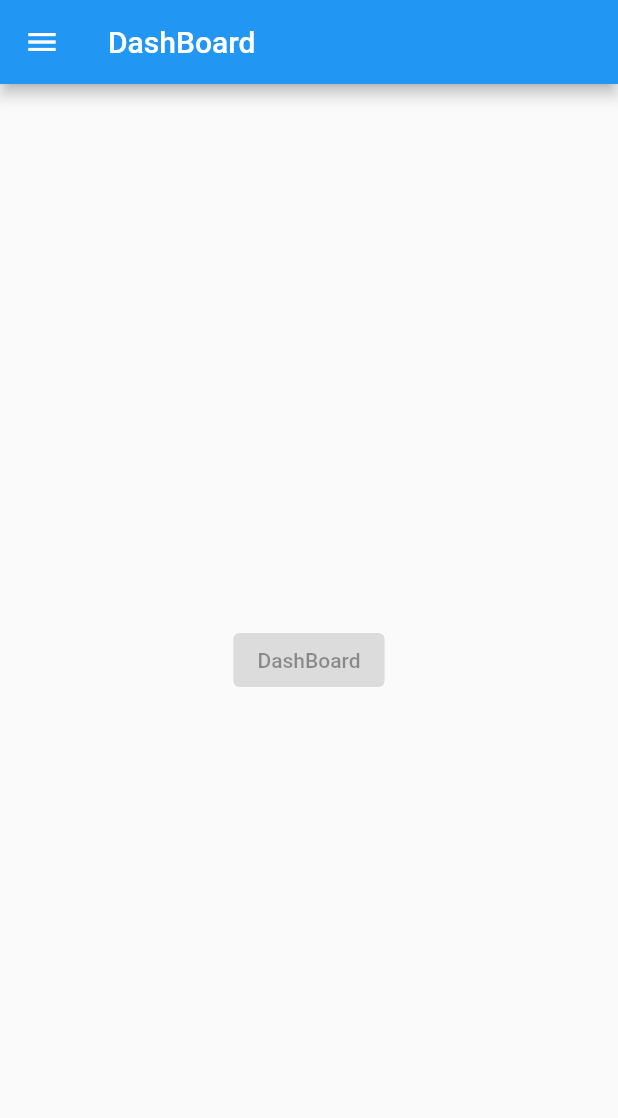
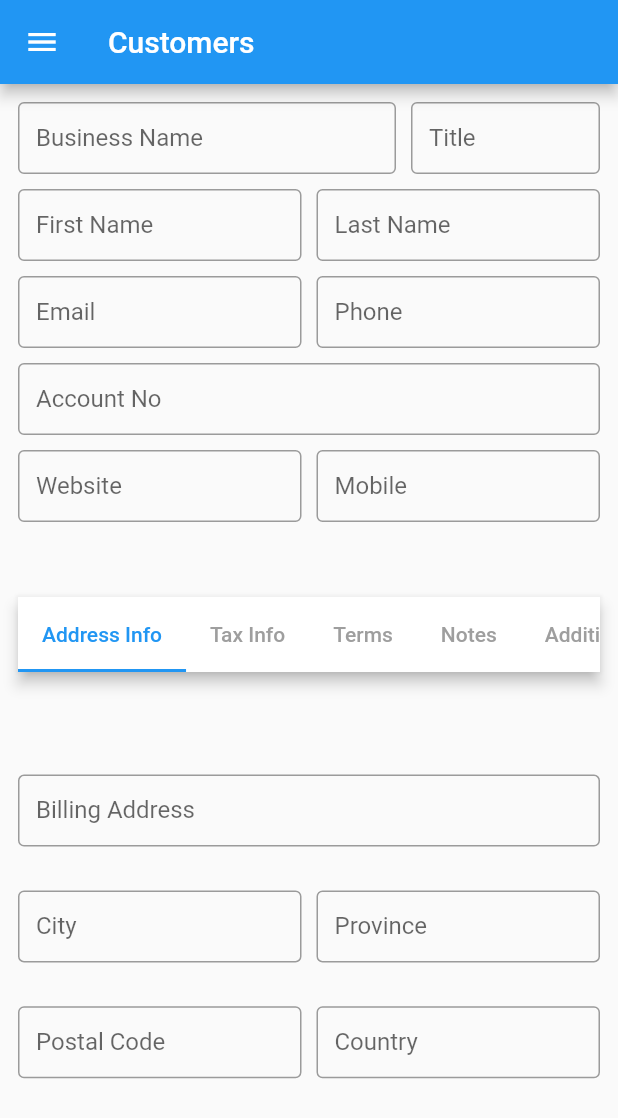
Before and after one commit to Ali-10011/fast-accounts-mobile-app, a Flutter app: the screen it shows after launch, on a phone screen of 412 x 824 dp. Shown: the top 1118 px of the screen. Run offline on Flutter 3.47's test engine with Material 2 defaults, Android fonts, the phone set to English and light mode, and no system bars.

Commit message:
Add customer Form and Tab Bar View structure

```diff
--- a/fast_accounts/lib/main.dart
+++ b/fast_accounts/lib/main.dart
@@ -1,4 +1,4 @@
-import 'package:fast_accounts/views/dashboard.dart';
+import 'package:fast_accounts/views/Sales/customers.dart';
 import 'package:flutter/material.dart';
 
 void main() {
@@ -14,7 +14,7 @@ class MyApp extends StatelessWidget {
       title: 'FastAccounts',
       theme: ThemeData.light(),
       debugShowCheckedModeBanner: false,
-      home: const DashBoard(),
+      home: const Customers(),
     );
   }
 }
--- /dev/null
+++ b/fast_accounts/lib/views/Sales/customers.dart
@@ -0,0 +1,399 @@
+// ignore_for_file: avoid_unnecessary_containers
+
+import 'package:fast_accounts/widgets/navigation_drawer.dart';
+import 'package:flutter/material.dart';
+
+class Customers extends StatefulWidget {
+  const Customers({super.key});
+
+  @override
+  State<Customers> createState() => _CustomersState();
+}
+
+class _CustomersState extends State<Customers> {
+  final TextEditingController _businessNameController = TextEditingController();
+  final TextEditingController _titleController = TextEditingController();
+  final TextEditingController _firstNameController = TextEditingController();
+  final TextEditingController _lastNameController = TextEditingController();
+
+  final TextEditingController _emailController = TextEditingController();
+  final TextEditingController _mobileController = TextEditingController();
+  final TextEditingController _phoneController = TextEditingController();
+  final TextEditingController _accountNoController = TextEditingController();
+  final TextEditingController _websiteController = TextEditingController();
+
+  //Billing Address
+  final TextEditingController _billingAddressController =
+      TextEditingController();
+  final TextEditingController _cityController = TextEditingController();
+  final TextEditingController _provinceController = TextEditingController();
+  final TextEditingController _postalCodeController = TextEditingController();
+  final TextEditingController _countryController = TextEditingController();
+
+  final formKey = GlobalKey<FormState>();
+
+  @override
+  Widget build(BuildContext context) {
+    return DefaultTabController(
+      length: 5,
+      child: Scaffold(
+        appBar: AppBar(title: const Text("Customers")),
+        drawer: const NavigationDrawerWidget(),
+        body: Padding(
+            padding: const EdgeInsets.all(12.0),
+            child: Form(
+              key: formKey,
+              child: ListView(
+                children: [
+                  Row(
+                    children: [
+                      Expanded(
+                        flex: 2,
+                        child: TextFormField(
+                          controller: _businessNameController,
+                          // initialValue: widget.contactModel.name,
+
+                          decoration: const InputDecoration(
+                            contentPadding:
+                                EdgeInsets.symmetric(horizontal: 12),
+                            border: OutlineInputBorder(),
+                            hintText: "Business Name",
+                            labelText: "Business Name",
+                          ),
+                        ),
+                      ),
+                      const SizedBox(width: 10),
+                      Expanded(
+                        flex: 1,
+                        child: TextFormField(
+                          controller: _titleController,
+                          // initialValue: widget.contactModel.name,
+
+                          decoration: const InputDecoration(
+                            contentPadding:
+                                EdgeInsets.symmetric(horizontal: 12),
+                            border: OutlineInputBorder(),
+                            hintText: "Title",
+                            labelText: "Title",
+                          ),
+                        ),
+                      )
+                    ],
+                  ),
+                  const SizedBox(
+                    height: 10,
+                  ),
+                  Row(
+                    children: [
+                      Expanded(
+                        flex: 1,
+                        child: TextFormField(
+                          controller: _firstNameController,
+                          // initialValue: widget.contactModel.name,
+
+                          decoration: const InputDecoration(
+                            contentPadding:
+                                EdgeInsets.symmetric(horizontal: 12),
+                            border: OutlineInputBorder(),
+                            hintText: "First Name",
+                            labelText: "First Name",
+                          ),
+                        ),
+                      ),
+                      const SizedBox(
+                        width: 10,
+                      ),
+                      Expanded(
+                        flex: 1,
+                        child: TextFormField(
+                          controller: _lastNameController,
+                          // initialValue: widget.contactModel.name,
+
+                          decoration: const InputDecoration(
+                            contentPadding:
+                                EdgeInsets.symmetric(horizontal: 12),
+                            border: OutlineInputBorder(),
+                            hintText: "Last Name",
+                            labelText: "Last Name",
+                          ),
+                        ),
+                      ),
+                    ],
+                  ),
+                  const SizedBox(
+                    height: 10,
+                  ),
+                  Row(
+                    children: [
+                      Expanded(
+                        flex: 1,
+                        child: TextFormField(
+                          controller: _emailController,
+                          // initialValue: widget.contactModel.name,
+
+                          decoration: const InputDecoration(
+                            contentPadding:
+                                EdgeInsets.symmetric(horizontal: 12),
+                            border: OutlineInputBorder(),
+                            hintText: "Email",
+                            labelText: "Email",
+                          ),
+                        ),
+                      ),
+                      const SizedBox(
+                        width: 10,
+                      ),
+                      Expanded(
+                        flex: 1,
+                        child: TextFormField(
+                          controller: _phoneController,
+                          // initialValue: widget.contactModel.name,
+
+                          decoration: const InputDecoration(
+                            contentPadding:
+                                EdgeInsets.symmetric(horizontal: 12),
+                            border: OutlineInputBorder(),
+                            hintText: "Phone",
+                            labelText: "Phone",
+                          ),
+                        ),
+                      ),
+                    ],
+                  ),
+                  const SizedBox(
+                    height: 10,
+                  ),
+                  Expanded(
+                    flex: 1,
+                    child: TextFormField(
+                      controller: _accountNoController,
+                      // initialValue: widget.contactModel.name,
+
+                      decoration: const InputDecoration(
+                        contentPadding: EdgeInsets.symmetric(horizontal: 12),
+                        border: OutlineInputBorder(),
+                        hintText: "Account No",
+                        labelText: "Account No",
+                      ),
+                    ),
+                  ),
+                  const SizedBox(
+                    height: 10,
+                  ),
+                  Row(
+                    children: [
+                      Expanded(
+                        flex: 1,
+                        child: TextFormField(
+                          controller: _websiteController,
+                          // initialValue: widget.contactModel.name,
+
+                          decoration: const InputDecoration(
+                            contentPadding:
+                                EdgeInsets.symmetric(horizontal: 12),
+                            border: OutlineInputBorder(),
+                            hintText: "Website",
+                            labelText: "Website",
+                          ),
+                        ),
+                      ),
+                      const SizedBox(
+                        width: 10,
+                      ),
+                      Expanded(
+                        flex: 1,
+                        child: TextFormField(
+                          controller: _mobileController,
+                          // initialValue: widget.contactModel.name,
+
+                          decoration: const InputDecoration(
+                            contentPadding:
+                                EdgeInsets.symmetric(horizontal: 12),
+                            border: OutlineInputBorder(),
+                            hintText: "Mobile",
+                            labelText: "Mobile",
+                          ),
+                        ),
+                      ),
+                    ],
+                  ),
+                  const SizedBox(
+                    height: 50,
+                  ),
+                  SizedBox(
+                    height: 50,
+                    child: AppBar(
+                      backgroundColor: Colors.white,
+                      bottom: const TabBar(
+                        unselectedLabelColor: Colors.grey,
+                        labelColor: Colors.blue,
+                        isScrollable: true,
+                        tabs: [
+                          Tab(
+                            text: "Address Info",
+                          ),
+                          Tab(
+                            text: "Tax Info",
+                          ),
+                          Tab(
+                            text: "Terms",
+                          ),
+                          Tab(
+                            text: "Notes",
+                          ),
+                          Tab(
+                            text: "Additional Fields",
+                          ),
+                        ],
+                      ),
+                    ),
+                  ),
+                  SizedBox(
+                    height: 300,
+                    child: TabBarView(
+                      children: [
+                        Column(
+                          mainAxisAlignment: MainAxisAlignment.spaceEvenly,
+                          children: [
+                            const SizedBox(
+                              height: 10,
+                            ),
+                            Row(
+                              children: [
+                                Expanded(
+                                  flex: 1,
+                                  child: TextFormField(
+                                    controller: _billingAddressController,
+                                    // initialValue: widget.contactModel.name,
+
+                                    decoration: const InputDecoration(
+                                      contentPadding:
+                                          EdgeInsets.symmetric(horizontal: 12),
+                                      border: OutlineInputBorder(),
+                                      hintText: "Billing Address",
+                                      labelText: "Billing Address",
+                                    ),
+                                  ),
+                                ),
+                              ],
+                            ),
+                            Row(
+                              children: [
+                                Expanded(
+                                  flex: 1,
+                                  child: TextFormField(
+                                    controller: _cityController,
+                                    // initialValue: widget.contactModel.name,
+
+                                    decoration: const InputDecoration(
+                                      contentPadding:
+                                          EdgeInsets.symmetric(horizontal: 12),
+                                      border: OutlineInputBorder(),
+                                      hintText: "City",
+                                      labelText: "City",
+                                    ),
+                                  ),
+                                ),
+                                const SizedBox(
+                                  width: 10,
+                                ),
+                                Expanded(
+                                  flex: 1,
+                                  child: TextFormField(
+                                    controller: _provinceController,
+                                    // initialValue: widget.contactModel.name,
+
+                                    decoration: const InputDecoration(
+                                      contentPadding:
+                                          EdgeInsets.symmetric(horizontal: 12),
+                                      border: OutlineInputBorder(),
+                                      hintText: "Province",
+                                      labelText: "Province",
+                                    ),
+                                  ),
+                                ),
+                              ],
+                            ),
+                            Row(
+                              children: [
+                                Expanded(
+                                  flex: 1,
+                                  child: TextFormField(
+                                    controller: _postalCodeController,
+                                    // initialValue: widget.contactModel.name,
+
+                                    decoration: const InputDecoration(
+                                      contentPadding:
+                                          EdgeInsets.symmetric(horizontal: 12),
+                                      border: OutlineInputBorder(),
+                                      hintText: "Postal Code",
+                                      labelText: "Postal Code",
+                                    ),
+                                  ),
+                                ),
+                                const SizedBox(
+                                  width: 10,
+                                ),
+                                Expanded(
+                                  flex: 1,
+                                  child: TextFormField(
+                                    controller: _countryController,
+                                    // initialValue: widget.contactModel.name,
+
+                                    decoration: const InputDecoration(
+                                      contentPadding:
+                                          EdgeInsets.symmetric(horizontal: 12),
+                                      border: OutlineInputBorder(),
+                                      hintText: "Country",
+                                      labelText: "Country",
+                                    ),
+                                  ),
+                                ),
+                              ],
+                            ),
+                          ],
+                        ),
+
+                        // second tab bar viiew widget
+                        Container(
+
+                          child: const Center(
+                            child: Text(
+                              'Tax Info',
+                            ),
+                          ),
+                        ),
+                        Container(
+
+                          child: const Center(
+                            child: Text(
+                              'Terms',
+                            ),
+                          ),
+                        ),
+                        Container(
+
+                          child: const Center(
+                            child: Text(
+                              'Notes',
+                            ),
+                          ),
+                        ),
+                        Container(
+
+                          child: const Center(
+                            child: Text(
+                              'Additional Fields',
+                            ),
+                          ),
+                        ),
+                      ],
+                    ),
+                  ),
+                ],
+              ),
+            )),
+      ),
+    );
+  }
+}
--- a/fast_accounts/lib/widgets/navigation_drawer.dart
+++ b/fast_accounts/lib/widgets/navigation_drawer.dart
@@ -1,3 +1,4 @@
+import 'package:fast_accounts/views/Sales/customers.dart';
 import 'package:fast_accounts/views/dashboard.dart';
 import 'package:fast_accounts/views/generate_token.dart';
 import 'package:flutter/material.dart';
@@ -25,6 +26,11 @@ class NavigationDrawerWidget extends StatelessWidget {
       case 0:
         Navigator.of(context).pushReplacement(MaterialPageRoute(
           builder: (context) => const DashBoard(),
+        ));
+        break;
+      case 11:
+        Navigator.of(context).pushReplacement(MaterialPageRoute(
+          builder: (context) => const Customers(),
         ));
         break;
       case 20:
```
